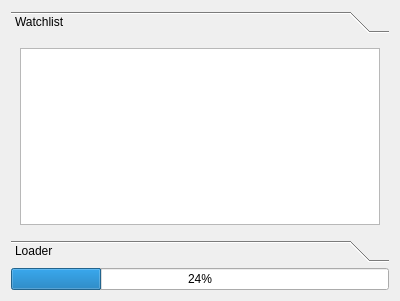
Before: the Qt Designer form ui/graphplot/graphplot/data_loading/loader.ui in light-scattering-iogs/caqtus, drawn with Qt 5.
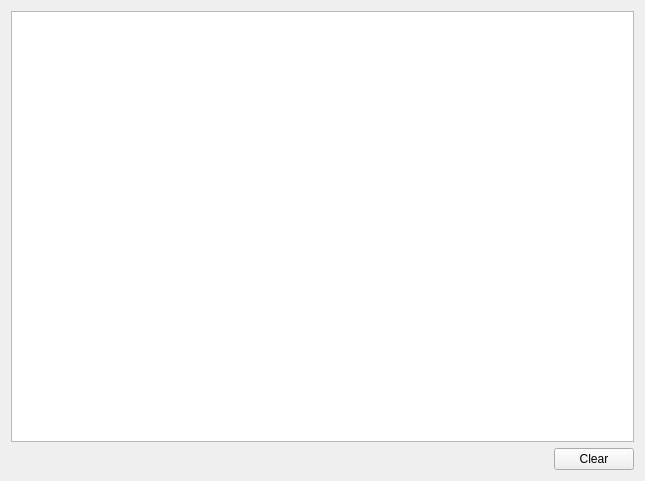
After: the same form once the commit is applied.

Commit message: Use docks for sequences and watchlist in graphplot

The edit to the form file:
```diff
--- a/ui/graphplot/graphplot/data_loading/loader.ui
+++ b/ui/graphplot/graphplot/data_loading/loader.ui
@@ -6,8 +6,8 @@
    <rect>
     <x>0</x>
     <y>0</y>
-    <width>400</width>
-    <height>301</height>
+    <width>645</width>
+    <height>481</height>
    </rect>
   </property>
   <property name="windowTitle">
@@ -15,49 +15,31 @@
   </property>
   <layout class="QVBoxLayout" name="verticalLayout">
    <item>
-    <widget class="QToolBox" name="tool_box">
-     <property name="currentIndex">
-      <number>0</number>
-     </property>
-     <widget class="QWidget" name="">
-      <property name="geometry">
-       <rect>
-        <x>0</x>
-        <y>0</y>
-        <width>382</width>
-        <height>202</height>
-       </rect>
-      </property>
-      <attribute name="label">
-       <string>Watchlist</string>
-      </attribute>
-      <layout class="QVBoxLayout" name="verticalLayout_2">
-       <item>
-        <widget class="QListWidget" name="sequence_list"/>
-       </item>
-      </layout>
-     </widget>
-     <widget class="QWidget" name="page_2">
-      <property name="geometry">
-       <rect>
-        <x>0</x>
-        <y>0</y>
-        <width>382</width>
-        <height>202</height>
-       </rect>
-      </property>
-      <attribute name="label">
-       <string>Loader</string>
-      </attribute>
-     </widget>
-    </widget>
+    <widget class="QListWidget" name="sequence_list"/>
    </item>
    <item>
-    <widget class="QProgressBar" name="progress_bar">
-     <property name="value">
-      <number>24</number>
-     </property>
-    </widget>
+    <layout class="QHBoxLayout" name="horizontalLayout">
+     <item>
+      <spacer name="horizontalSpacer">
+       <property name="orientation">
+        <enum>Qt::Horizontal</enum>
+       </property>
+       <property name="sizeHint" stdset="0">
+        <size>
+         <width>40</width>
+         <height>20</height>
+        </size>
+       </property>
+      </spacer>
+     </item>
+     <item>
+      <widget class="QPushButton" name="clear_button">
+       <property name="text">
+        <string>Clear</string>
+       </property>
+      </widget>
+     </item>
+    </layout>
    </item>
   </layout>
  </widget>
```
The commit also changes 3 other files.
